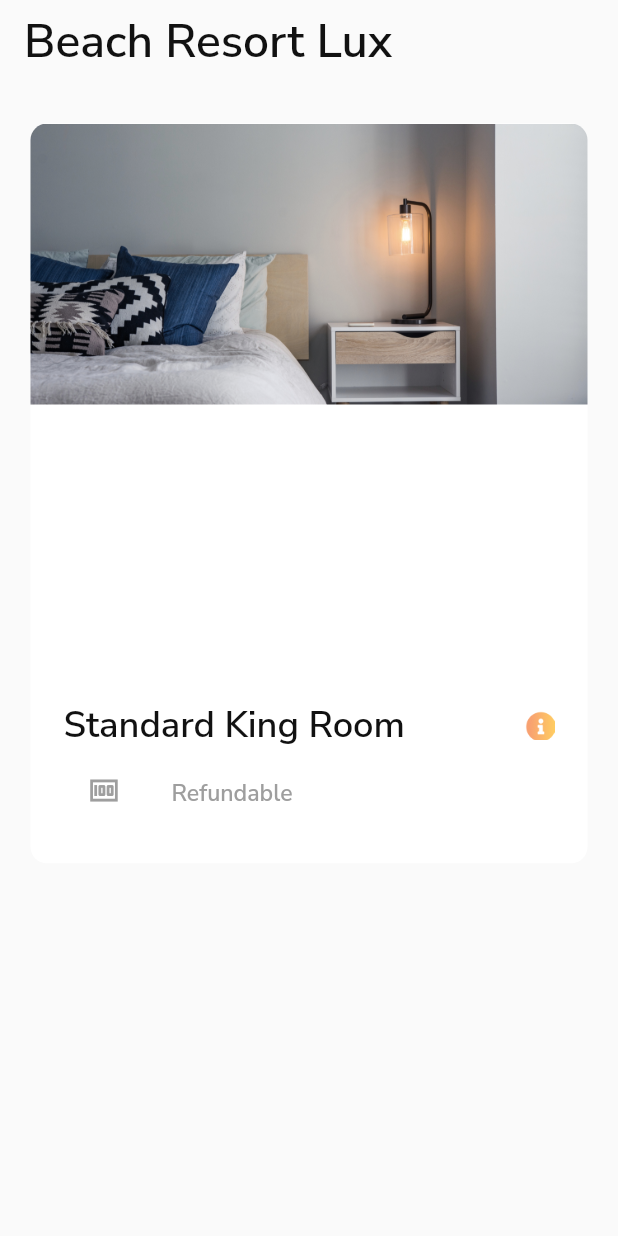
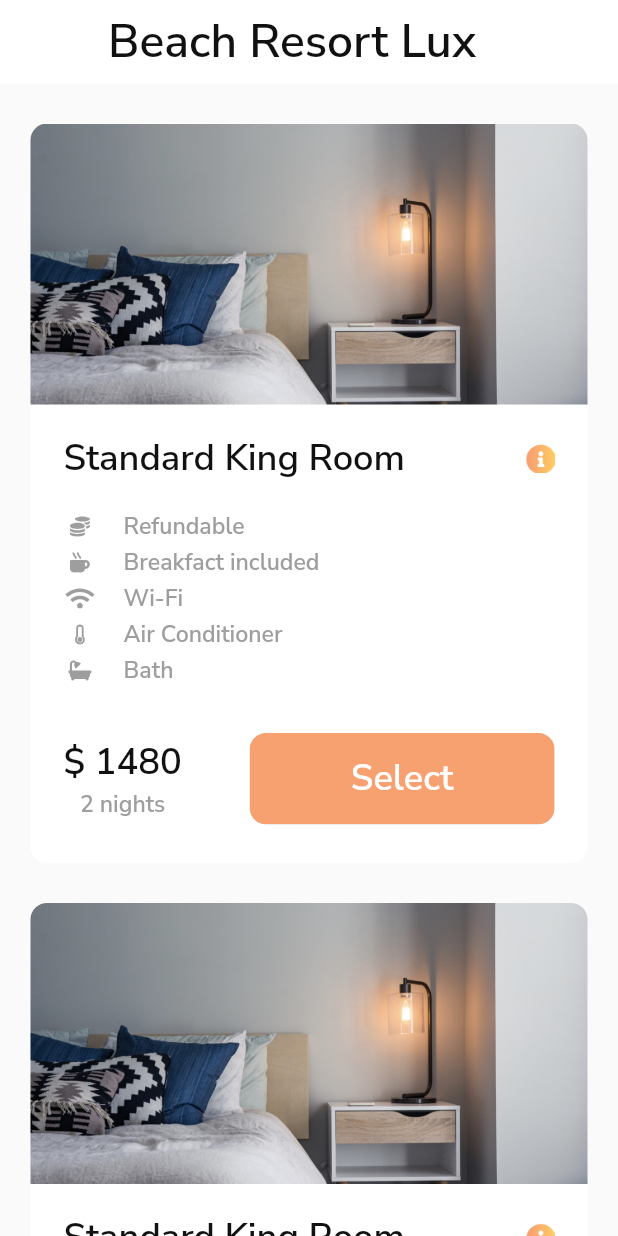
Before and after one commit to jasurovich/hotel_order_room-, a Flutter app: the RoomOptionPage screen opened directly, on a phone screen of 412 x 824 dp. Run offline on Flutter 3.47's test engine with Material 2 defaults, Android fonts, the phone set to English and light mode, and no system bars; our stand-ins replace flutter_svg.

Commit message:
Reservation room page added

```diff
--- a/lib/main.dart
+++ b/lib/main.dart
@@ -5,6 +5,7 @@ import 'package:map/screens/my_home_page/my_home_page.dart';
 import 'package:map/screens/my_home_page/notifications/notification.dart';
 import 'package:map/screens/my_home_page/profile/profile_page.dart';
 import 'package:map/screens/my_home_page/reservation/beach_resort_lux.dart';
+import 'package:map/screens/my_home_page/reservation/reservation_1.dart';
 import 'package:map/screens/my_home_page/searchPage/filter_page.dart';
 import 'package:provider/provider.dart';
 
@@ -32,7 +33,7 @@ class MyApp extends StatelessWidget {
         fontFamily: 'Nunito',
         primarySwatch: Colors.blue,
       ),
-      home:  RoomOptionPage(),
+      home:  const ReservationInfo(),
     );
   }
 }
--- a/lib/screens/my_home_page/reservation/beach_resort_lux.dart
+++ b/lib/screens/my_home_page/reservation/beach_resort_lux.dart
@@ -1,4 +1,6 @@
 import 'package:flutter/material.dart';
+import 'package:flutter_svg/svg.dart';
+import 'package:map/core/components/bottom_bar/buttons/main_button.dart';
 import 'package:map/core/constants/colors.dart';
 import 'package:map/responsive/size_config.dart';
 
@@ -10,7 +12,7 @@ class RoomOptionPage extends StatelessWidget {
     SizeConfig().init(context);
     return Scaffold(
       appBar: AppBar(
-        backgroundColor: Colors.transparent,
+        backgroundColor: Colors.white,
         elevation: 0,
         title: Text(
           "Beach Resort Lux",
@@ -20,8 +22,12 @@ class RoomOptionPage extends StatelessWidget {
               color: blackColor),
         ),
       ),
-      body: Center(
-        child: Column(
+      body: SizedBox(
+        height: getHeight(812.0),
+        child: ListView.builder(
+          physics: const BouncingScrollPhysics(),
+          itemBuilder: (_, __) {
+            return Column(
               children: [
                 SizedBox(height: getHeight(26.0)),
                 Ink(
@@ -34,7 +40,6 @@ class RoomOptionPage extends StatelessWidget {
                   height: getHeight(486.0),
                   width: getWidth(338.0),
                   child: Column(
-                mainAxisAlignment: MainAxisAlignment.spaceBetween,
                     crossAxisAlignment: CrossAxisAlignment.start,
                     children: [
                       Ink(
@@ -56,9 +61,11 @@ class RoomOptionPage extends StatelessWidget {
                           vertical: getHeight(19.0),
                         ),
                         child: Column(
+                          crossAxisAlignment: CrossAxisAlignment.start,
                           children: [
                             Row(
-                          mainAxisAlignment: MainAxisAlignment.spaceBetween,
+                              mainAxisAlignment:
+                                  MainAxisAlignment.spaceBetween,
                               children: [
                                 Text(
                                   "Standard King Room",
@@ -74,19 +81,58 @@ class RoomOptionPage extends StatelessWidget {
                                 ),
                               ],
                             ),
-                        ListTile(
-                          leading: Icon(
-                            Icons.money,
-                            size: getWidth(20.0),
-                            color: Colors.grey,
+                            SizedBox(
+                              height: getHeight(18.0),
                             ),
-                          title: Text(
-                            "Refundable",
+                            SizedBox(
+                              width: getWidth(207.0),
+                              height: getHeight(115.25),
+                              child: Column(
+                                mainAxisAlignment:
+                                    MainAxisAlignment.spaceBetween,
+                                children: [
+                                  _roomInfoSections(
+                                      "refundable", "Refundable"),
+                                  _roomInfoSections(
+                                      "breakfast", "Breakfact included"),
+                                  _roomInfoSections("wifi", "Wi-Fi"),
+                                  _roomInfoSections(
+                                      "conditioner", "Air Conditioner"),
+                                  _roomInfoSections("bath", "Bath"),
+                                ],
+                              ),
+                            ),
+                            SizedBox(
+                              height: getHeight(31.0),
+                            ),
+                            Row(
+                              mainAxisAlignment:
+                                  MainAxisAlignment.spaceBetween,
+                              children: [
+                                Column(
+                                  children: [
+                                    Text(
+                                      "\$ 1480",
                                       style: TextStyle(
+                                        color: blackColor,
+                                        fontSize: getWidth(22.0),
+                                        fontWeight: FontWeight.w600,
+                                      ),
+                                    ),
+                                    Text(
+                                      "2 nights",
+                                      style: TextStyle(
+                                          fontSize: getWidth(14.0),
                                           fontWeight: FontWeight.w400,
-                                fontSize: getWidth(14.0),
                                           color: Colors.grey),
                                     ),
+                                  ],
+                                ),
+                                SizedBox(
+                                    width: getWidth(185.0),
+                                    child: RoundedButton(
+                                        text: "Select", press: () {}))
+                              ],
                             )
                           ],
                         ),
@@ -95,8 +141,39 @@ class RoomOptionPage extends StatelessWidget {
                   ),
                 )
               ],
+            );
+          },
+          itemCount: 3,
         ),
       ),
     );
   }
+
+  Row _roomInfoSections(String icon, title) {
+    return Row(
+      mainAxisAlignment: MainAxisAlignment.start,
+      children: [
+        SizedBox(
+          width: getWidth(20.0),
+          child: SvgPicture.asset(
+            "assets/icons/roomInfoIcons/$icon.svg",
+            color: Colors.grey,
+            height: getHeight(14.0),
+            width: getWidth(14.0),
+          ),
+        ),
+        SizedBox(
+          width: getWidth(16.5),
+        ),
+        Text(
+          title,
+          style: TextStyle(
+            fontWeight: FontWeight.w400,
+            fontSize: getWidth(14.0),
+            color: Colors.grey,
+          ),
+        )
+      ],
+    );
   }
+}
--- /dev/null
+++ b/lib/screens/my_home_page/reservation/reservation_1.dart
@@ -0,0 +1,25 @@
+import 'package:flutter/material.dart';
+import 'package:map/core/constants/colors.dart';
+import 'package:map/responsive/size_config.dart';
+
+class ReservationInfo extends StatelessWidget {
+  const ReservationInfo({Key? key}) : super(key: key);
+
+  @override
+  Widget build(BuildContext context) {
+    SizeConfig().init(context);
+    return Scaffold(
+      appBar: AppBar(
+        backgroundColor: Colors.white,
+        elevation: 0,
+        title: Text(
+          "Reservation",
+          style: TextStyle(
+              fontWeight: FontWeight.w700,
+              fontSize: getWidth(28.0),
+              color: blackColor),
+        ),
+      ),
+    );
+  }
+}
--- a/pubspec.yaml
+++ b/pubspec.yaml
@@ -64,6 +64,7 @@ flutter:
       - assets/images/
       - assets/icons/bottomBarIcons/
       - assets/icons/profileIcons/
+      - assets/icons/roomInfoIcons/
 
   # An image asset can refer to one or more resolution-specific "variants", see
   # https://flutter.dev/assets-and-images/#resolution-aware.
```
Also changed, not shown: assets/icons/roomInfoIcons/bath.svg (added), assets/icons/roomInfoIcons/breakfast.svg (added), assets/icons/roomInfoIcons/conditioner.svg (added), assets/icons/roomInfoIcons/refundable.svg (added), assets/icons/roomInfoIcons/wifi.svg (added). Lines whose indentation alone changed are shown as unchanged.
